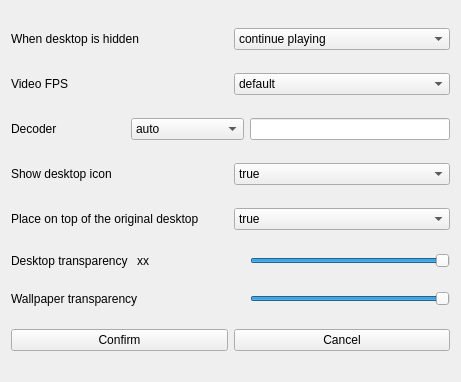
Above: src/moresetting.ui from dependon/fantascene-dynamic-wallpaper before the change. Below: the same form after it.
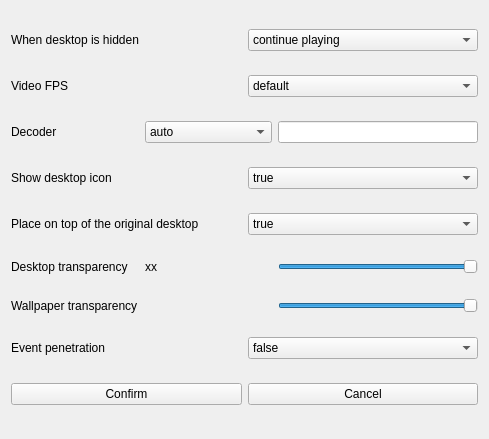
That is the form after the change.

What changed in the file:
```diff
--- a/src/moresetting.ui
+++ b/src/moresetting.ui
@@ -6,8 +6,8 @@
    <rect>
     <x>0</x>
     <y>0</y>
-    <width>461</width>
-    <height>382</height>
+    <width>489</width>
+    <height>439</height>
    </rect>
   </property>
   <property name="windowTitle">
@@ -266,6 +266,31 @@
      </item>
     </layout>
    </item>
+   <item>
+    <layout class="QHBoxLayout" name="horizontalLayout_9">
+     <item>
+      <widget class="QLabel" name="label_6">
+       <property name="text">
+        <string>Event penetration</string>
+       </property>
+      </widget>
+     </item>
+     <item>
+      <widget class="QComboBox" name="eventBox">
+       <item>
+        <property name="text">
+         <string>false</string>
+        </property>
+       </item>
+       <item>
+        <property name="text">
+         <string>true</string>
+        </property>
+       </item>
+      </widget>
+     </item>
+    </layout>
+   </item>
    <item>
     <layout class="QHBoxLayout" name="horizontalLayout_3">
      <item>
```
